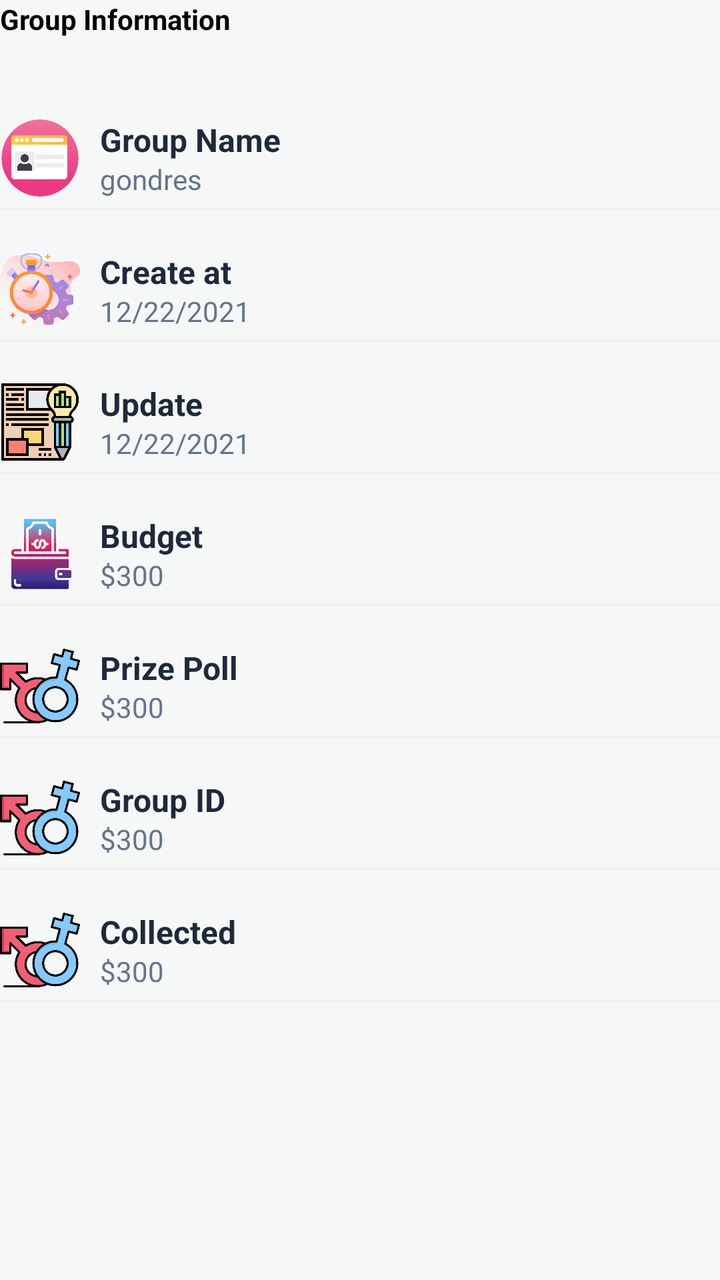
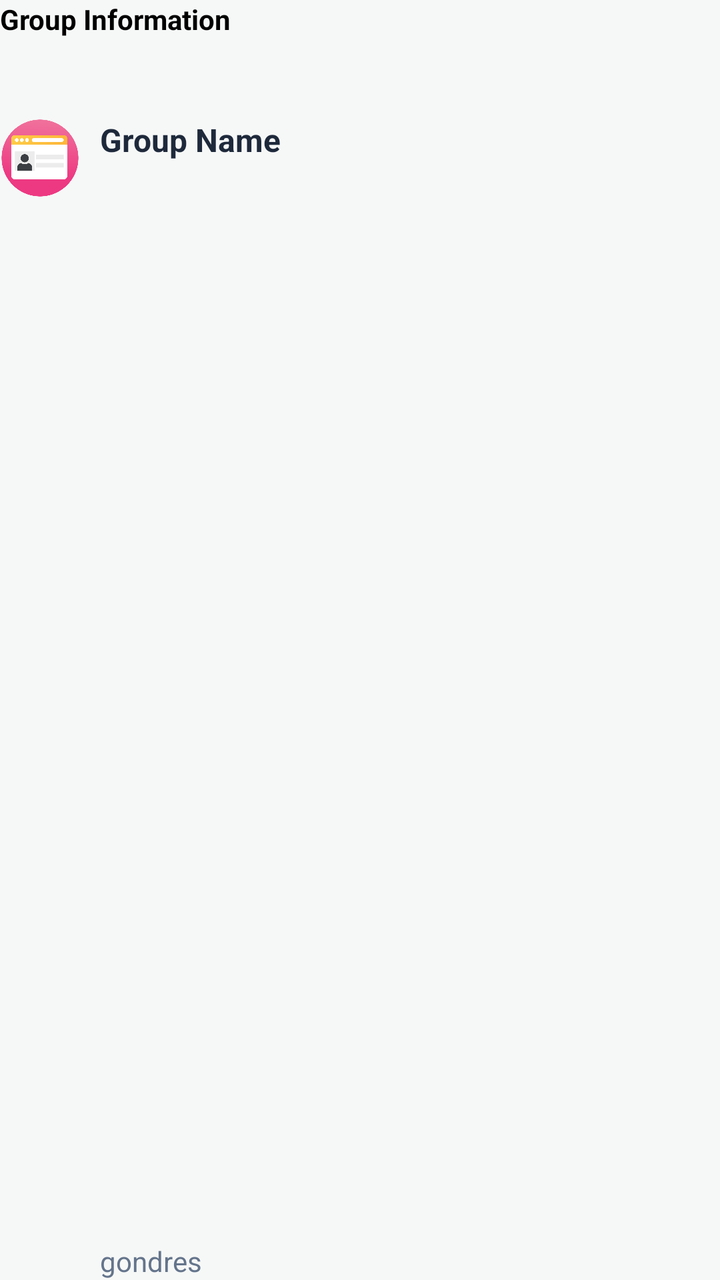

Before-and-after screenshots of an Android layout around one commit, followed by the original layout XML and the change that was made.
<!-- AndroidManifest.xml: application theme Theme.HHHH -->
<!-- res/layout/content_add_member.xml -->
<?xml version="1.0" encoding="utf-8"?>
<androidx.core.widget.NestedScrollView
    xmlns:android="http://schemas.android.com/apk/res/android"
    xmlns:app="http://schemas.android.com/apk/res-auto"
    xmlns:tools="http://schemas.android.com/tools"
    android:layout_width="match_parent"
    android:layout_height="wrap_content"
    android:layout_margin="@dimen/_8sdp"
    android:padding="@dimen/_12sdp"
    android:layout_marginBottom="@dimen/_8sdp"
    app:layout_behavior="@string/appbar_scrolling_view_behavior">

    <LinearLayout
        android:layout_width="match_parent"
        android:layout_height="wrap_content"
        android:orientation="vertical"
        android:layout_marginTop="@dimen/_8sdp"
        >
        <androidx.constraintlayout.widget.ConstraintLayout
            style="@style/headerText"
            android:layout_marginBottom="20dp">
            <TextView
                app:layout_constraintTop_toTopOf="parent"
                app:layout_constraintStart_toStartOf="parent"
                android:textStyle="bold"
                android:textColor="@color/black"
                android:textSize="@dimen/_26sdp"
                android:layout_width="wrap_content"
                android:layout_height="wrap_content"
                android:text="@string/informasi_group"
                android:id="@+id/tv_informasi"
                />
        </androidx.constraintlayout.widget.ConstraintLayout>
        <RelativeLayout style="@style/profileDetailsLayout"
            >
            <ImageView
                android:id="@+id/nameOfGroup"
                style="@style/profileDetailsImage"
                android:src="@drawable/user_profile" />

            <TextView
                android:id="@+id/nameTextView"
                android:text="@string/nama_group"
                android:layout_toRightOf="@id/nameOfGroup"
                style="@style/profileDetailsTextMain" />

            <TextView
                android:id="@+id/tv_nama_group"
                style="@style/profileDetailsMiniText"
                android:layout_toRightOf="@id/nameOfGroup"
                android:text="@string/gondres" />

        </RelativeLayout>

        <View style="@style/proifleDetailsView" />
        <RelativeLayout style="@style/profileDetailsLayout">

            <ImageView
                android:id="@+id/dibuatImageView"
                style="@style/profileDetailsImage"
                android:src="@drawable/ux_create_at" />

            <TextView
                android:text="@string/tanggal_dibuat"
                android:layout_toRightOf="@id/dibuatImageView"
                style="@style/profileDetailsTextMain"/>

            <TextView
                android:id="@+id/tv_tanggal_dibuat"
                style="@style/profileDetailsMiniText"
                android:layout_toRightOf="@id/dibuatImageView"
                android:text="@string/_12_22_2021" />

        </RelativeLayout>

        <View style="@style/proifleDetailsView" />
        <RelativeLayout style="@style/profileDetailsLayout">
            <ImageView
                android:id="@+id/diupdateImageView"
                android:src="@drawable/ux_description"
                style="@style/profileDetailsImage" />

            <TextView
                android:text="@string/update"
                android:layout_toRightOf="@id/diupdateImageView"
                style="@style/profileDetailsTextMain" />

            <TextView
                android:id="@+id/tv_diupdate"
                style="@style/profileDetailsMiniText"
                android:layout_toRightOf="@id/diupdateImageView"
                android:ellipsize="end"
                android:maxLength="15"
                android:maxLines="1"
                android:text="@string/_12_22_2021" />

        </RelativeLayout>

        <View style="@style/proifleDetailsView" />
        <RelativeLayout style="@style/profileDetailsLayout">

            <ImageView
                android:id="@+id/anggaranImageView"
                style="@style/profileDetailsImage"
                android:src="@drawable/ux_wallet" />

            <TextView
                style="@style/profileDetailsTextMain"
                android:layout_toRightOf="@id/anggaranImageView"
                android:text="@string/anggaran" />

            <TextView
                android:id="@+id/tv_anggaran"
                android:text="@string/_rp_3000_000"
                android:layout_toRightOf="@id/anggaranImageView"
                style="@style/profileDetailsMiniText" />

        </RelativeLayout>

        <View style="@style/proifleDetailsView" />
        <RelativeLayout style="@style/profileDetailsLayout">
            <ImageView
                android:id="@+id/prizePollImageView"
                android:src="@drawable/ux_gender"
                style="@style/profileDetailsImage" />

            <TextView
                android:text="@string/prize_poll"
                android:layout_toRightOf="@id/prizePollImageView"
                style="@style/profileDetailsTextMain" />

            <TextView
                android:id="@+id/tv_prize_poll"
                style="@style/profileDetailsMiniText"
                android:layout_toRightOf="@id/prizePollImageView"
                android:text="@string/_rp_3000_000" />

        </RelativeLayout>
        <View style="@style/proifleDetailsView" />

        <RelativeLayout style="@style/profileDetailsLayout">
            <ImageView
                android:id="@+id/groupIdlImageView"
                android:src="@drawable/ux_gender"
                style="@style/profileDetailsImage" />

            <TextView
                android:text="@string/group_id"
                android:layout_toRightOf="@id/groupIdlImageView"
                style="@style/profileDetailsTextMain" />

            <TextView
                android:id="@+id/tv_group_id"
                style="@style/profileDetailsMiniText"
                android:layout_toRightOf="@id/groupIdlImageView"
                android:text="@string/_rp_3000_000" />

        </RelativeLayout>
        <View style="@style/proifleDetailsView" />

        <RelativeLayout style="@style/profileDetailsLayout">
            <ImageView
                android:id="@+id/terkumpullImageView"
                android:src="@drawable/ux_gender"
                style="@style/profileDetailsImage" />

            <TextView
                style="@style/profileDetailsTextMain"
                android:layout_toRightOf="@id/terkumpullImageView"
                android:text="@string/terkumpul" />

            <TextView
                android:id="@+id/tv_jumlah_terkumpul"
                style="@style/profileDetailsMiniText"
                android:layout_toRightOf="@id/terkumpullImageView"
                android:text="@string/_rp_3000_000" />

        </RelativeLayout>
        <View style="@style/proifleDetailsView" />

    </LinearLayout>

</androidx.core.widget.NestedScrollView>
<!-- resources referenced by this layout -->
<resources>
  <color name="black">#FF000000</color>
  <!-- drawable user_profile: png bitmap (drawable-v24, 21791 bytes) -->
  <!-- drawable ux_create_at: png bitmap (drawable-v24, 68140 bytes) -->
  <!-- drawable ux_gender: png bitmap (drawable-v24, 35628 bytes) -->
  <!-- drawable ux_wallet: png bitmap (drawable-v24, 15112 bytes) -->
  <string name="_12_22_2021">12/22/2021</string>
  <string name="_rp_3000_000">$300</string>
  <string name="anggaran">Budget</string>
  <string name="gondres">gondres</string>
  <string name="group_id">Group ID</string>
  <string name="informasi_group">Group Information</string>
  <string name="nama_group">Group Name</string>
  <string name="prize_poll">Prize Poll</string>
  <string name="tanggal_dibuat">Create at</string>
  <string name="terkumpul">Collected</string>
  <string name="update">Update</string>
  <style name="headerText" parent="parent">
          <item name="android:textSize">@dimen/headerTextSize</item>
          <item name="android:textColor">@color/hupisan_text_primary</item>
          <item name="android:textStyle">bold</item>
      </style>
  <style name="profileDetailsImage">
          <item name="android:layout_width">40dp</item>
          <item name="android:layout_height">40dp</item>
          <item name="android:layout_alignParentTop">true</item>
          <item name="android:layout_alignParentLeft">true</item>
      </style>
  <style name="profileDetailsLayout" parent="parent">
          <item name="android:layout_marginTop">20dp</item>
      </style>
  <style name="profileDetailsMiniText" parent="viewParent">
          <item name="android:layout_alignParentBottom">true</item>
          <item name="android:textColor">@color/hupisan_text_secondary</item>
          <item name="android:textSize">14sp</item>
          <item name="android:layout_marginLeft">10dp</item>
      </style>
  <style name="profileDetailsTextMain" parent="viewParent">
          <item name="android:textColor">@color/hupisan_text_primary</item>
          <item name="android:textStyle">bold</item>
          <item name="android:textSize">16sp</item>
          <item name="android:layout_marginLeft">10dp</item>
      </style>
  <style name="proifleDetailsView">
          <item name="android:layout_width">match_parent</item>
          <item name="android:layout_height">1dp</item>
          <item name="android:background">@color/hupisan_card_stroke</item>
          <item name="android:layout_marginTop">5dp</item>
      </style>
  <style name="Theme.HHHH" parent="Theme.MaterialComponents.DayNight.NoActionBar">
          
          <item name="colorPrimary">@color/hupisan_primary_dark</item>
          <item name="colorPrimaryVariant">@color/hupisan_primary_surface</item>
          <item name="colorOnPrimary">@color/white</item>
          
          <item name="colorSecondary">@color/hupisan_accent_amber</item>
          <item name="colorSecondaryVariant">@color/hupisan_primary_surface</item>
          <item name="colorOnSecondary">@color/hupisan_primary_dark</item>
          
          <item name="android:statusBarColor" tools:targetApi="l">@color/hupisan_primary_dark</item>
          <item name="android:windowBackground">@color/hupisan_page_bg</item>
          
      </style>
  <style name="parent">
          <item name="android:layout_width">match_parent</item>
          <item name="android:layout_height">wrap_content</item>
      </style>
  <dimen name="headerTextSize">28sp</dimen>
  <color name="hupisan_text_primary">#1E293B</color>
  <style name="viewParent">
          <item name="android:layout_width">wrap_content</item>
          <item name="android:layout_height">wrap_content</item>
      </style>
  <color name="hupisan_text_secondary">#64748B</color>
  <color name="hupisan_card_stroke">#EEF2F6</color>
  <color name="hupisan_primary_dark">#17885A</color>
  <color name="hupisan_primary_surface">#E8F8F0</color>
  <color name="white">#FFFFFFFF</color>
  <color name="hupisan_accent_amber">#22A872</color>
  <color name="hupisan_page_bg">#F6F8F7</color>
  <!-- unchanged entries left out for length: 1 -->
</resources>

<!-- the commit's change to res/layout/content_add_member.xml (unified diff, before → after) -->
@@ -5,6 +5,7 @@
     xmlns:tools="http://schemas.android.com/tools"
     android:layout_width="match_parent"
     android:layout_height="wrap_content"
+    android:fillViewport="true"
     android:layout_margin="@dimen/_8sdp"
     android:padding="@dimen/_12sdp"
     android:layout_marginBottom="@dimen/_8sdp"
